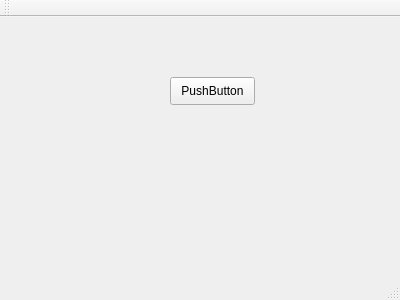
Above: mainwindow.ui from GTaumaturgo/RISC5-Sugar before the change. Below: the same form after it.
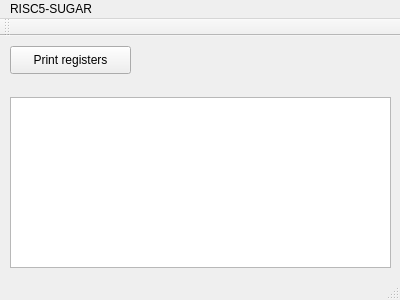
That is the form after the change.

Commit message: teste novo qt

```diff
--- a/mainwindow.ui
+++ b/mainwindow.ui
@@ -17,14 +17,24 @@
    <widget class="QPushButton" name="pushButton">
     <property name="geometry">
      <rect>
-      <x>170</x>
-      <y>60</y>
-      <width>85</width>
+      <x>10</x>
+      <y>10</y>
+      <width>121</width>
       <height>28</height>
      </rect>
     </property>
     <property name="text">
-     <string>PushButton</string>
+     <string>Print registers</string>
+    </property>
+   </widget>
+   <widget class="QTextEdit" name="textEdit">
+    <property name="geometry">
+     <rect>
+      <x>10</x>
+      <y>61</y>
+      <width>381</width>
+      <height>171</height>
+     </rect>
     </property>
    </widget>
   </widget>
@@ -34,9 +44,15 @@
      <x>0</x>
      <y>0</y>
      <width>400</width>
-     <height>25</height>
+     <height>26</height>
     </rect>
    </property>
+   <widget class="QMenu" name="menuRISC5_SUGAR">
+    <property name="title">
+     <string>RISC5-SUGAR</string>
+    </property>
+   </widget>
+   <addaction name="menuRISC5_SUGAR"/>
   </widget>
   <widget class="QToolBar" name="mainToolBar">
    <attribute name="toolBarArea">
```
The commit also changes 1 other file.
